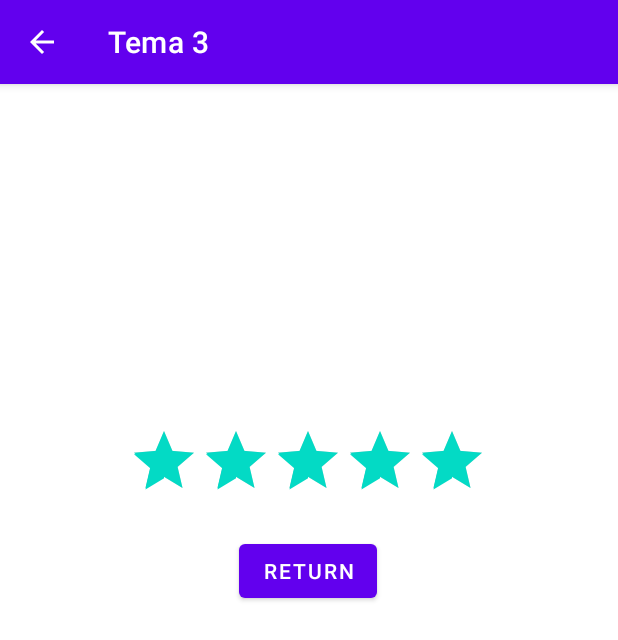
After one commit to manuelmatt41/android, an Android app: the MainActivity2 screen opened directly, with no data from a screen before it, on a phone screen of 412 x 824 dp. The commit adds this screen. Shown: the top 640 px of the screen. Run offline under Robolectric (Android 15) with nearby library versions, the phone set to English and light mode, and no system bars.

Commit message:
Tema 3 ejercicio 1 hecho

```diff
--- /dev/null
+++ b/Tema3/app/src/main/java/com/example/tema3/MainActivity2.java
@@ -0,0 +1,50 @@
+package com.example.tema3;
+
+import androidx.annotation.NonNull;
+import androidx.appcompat.app.ActionBar;
+import androidx.appcompat.app.AppCompatActivity;
+
+import android.content.Intent;
+import android.os.Bundle;
+import android.view.MenuItem;
+import android.view.View;
+import android.widget.Button;
+import android.widget.RatingBar;
+import android.widget.TextView;
+
+public class MainActivity2 extends AppCompatActivity {
+
+    @Override
+    protected void onCreate(Bundle savedInstanceState) {
+        super.onCreate(savedInstanceState);
+        setContentView(R.layout.activity_main2);
+        ActionBar ac = getSupportActionBar();
+        ac.setDisplayHomeAsUpEnabled(true);
+        Intent intent = getIntent();
+        ((TextView)findViewById(R.id.textViewNombre)).setText(intent.getStringExtra("nombre"));
+        ((RatingBar)findViewById(R.id.ratingBar2)).setRating(intent.getFloatExtra("stars", Float.MAX_VALUE));
+        ((Button)findViewById(R.id.buttonReturn)).setOnClickListener(new View.OnClickListener() {
+            @Override
+            public void onClick(View view) {
+                Intent intent2 = new Intent();
+                intent2.putExtra("stars", ((RatingBar)findViewById(R.id.ratingBar2)).getRating());
+                setResult(RESULT_OK, intent2);
+                finish();
+            }
+        });
+    }
+
+    @Override
+    public boolean onOptionsItemSelected(@NonNull MenuItem item) {
+        onBackPressed();
+        return true;
+    }
+
+    @Override
+    public void onBackPressed() {
+        Intent intent2 = new Intent();
+        intent2.putExtra("stars", ((RatingBar)findViewById(R.id.ratingBar2)).getRating());
+        setResult(RESULT_OK, intent2);
+        finish();
+    }
+}
--- /dev/null
+++ b/Tema3/app/src/main/res/layout/activity_main2.xml
@@ -0,0 +1,40 @@
+<?xml version="1.0" encoding="utf-8"?>
+<androidx.constraintlayout.widget.ConstraintLayout xmlns:android="http://schemas.android.com/apk/res/android"
+    xmlns:app="http://schemas.android.com/apk/res-auto"
+    xmlns:tools="http://schemas.android.com/tools"
+    android:layout_width="match_parent"
+    android:layout_height="match_parent"
+    tools:context=".MainActivity2">
+
+    <TextView
+        android:id="@+id/textViewNombre"
+        android:layout_width="wrap_content"
+        android:layout_height="wrap_content"
+        android:layout_marginTop="160dp"
+        app:layout_constraintEnd_toEndOf="parent"
+        app:layout_constraintHorizontal_bias="0.498"
+        app:layout_constraintStart_toStartOf="parent"
+        app:layout_constraintTop_toTopOf="parent" />
+
+    <RatingBar
+        android:id="@+id/ratingBar2"
+        android:layout_width="wrap_content"
+        android:layout_height="wrap_content"
+        android:layout_marginTop="48dp"
+        android:max="5"
+        android:numStars="5"
+        android:stepSize="0.5"
+        app:layout_constraintEnd_toEndOf="@+id/textViewNombre"
+        app:layout_constraintStart_toStartOf="@+id/textViewNombre"
+        app:layout_constraintTop_toBottomOf="@+id/textViewNombre" />
+
+    <Button
+        android:id="@+id/buttonReturn"
+        android:layout_width="wrap_content"
+        android:layout_height="wrap_content"
+        android:layout_marginTop="16dp"
+        android:text="Return"
+        app:layout_constraintEnd_toEndOf="@+id/ratingBar2"
+        app:layout_constraintStart_toStartOf="@+id/ratingBar2"
+        app:layout_constraintTop_toBottomOf="@+id/ratingBar2" />
+</androidx.constraintlayout.widget.ConstraintLayout>
--- /dev/null
+++ b/Tema3/app/src/main/res/menu/menu.xml
@@ -0,0 +1,3 @@
+<?xml version="1.0" encoding="utf-8"?>
+<menu xmlns:app="http://schemas.android.com/apk/res-auto"
+    xmlns:android="http://schemas.android.com/apk/res/android"/>
```
Also changed, not shown: Tema3/app/src/main/AndroidManifest.xml (+7 -0 lines), Tema3/app/src/main/java/com/example/tema3/MainActivity.java (+35 -2 lines).
